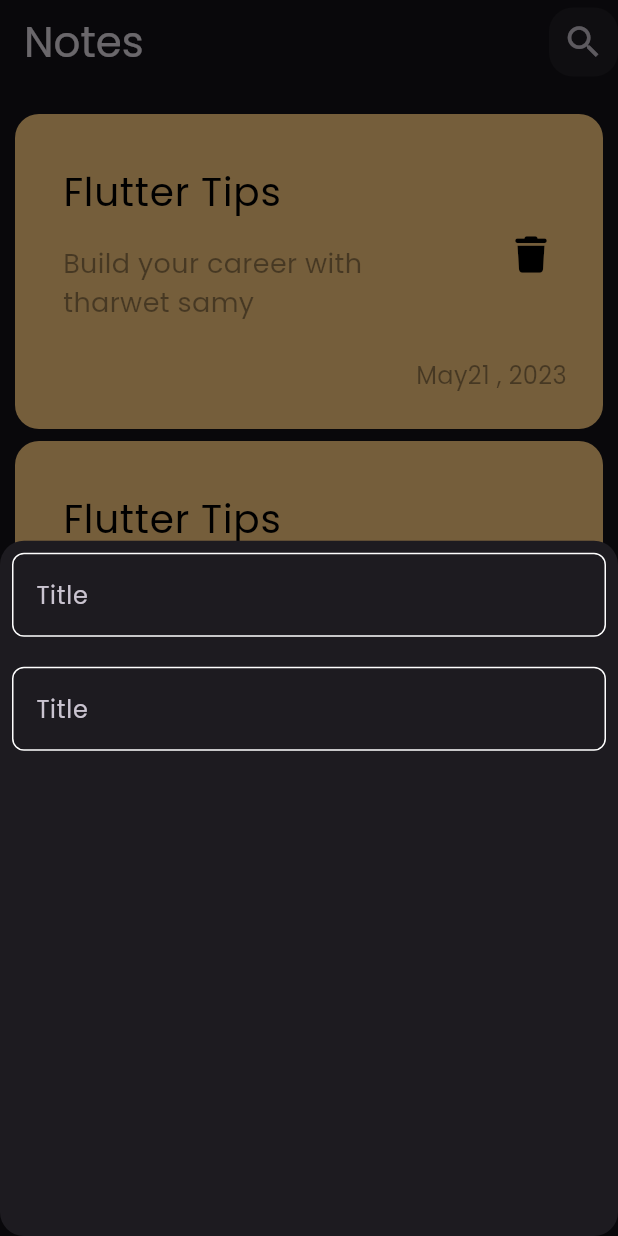
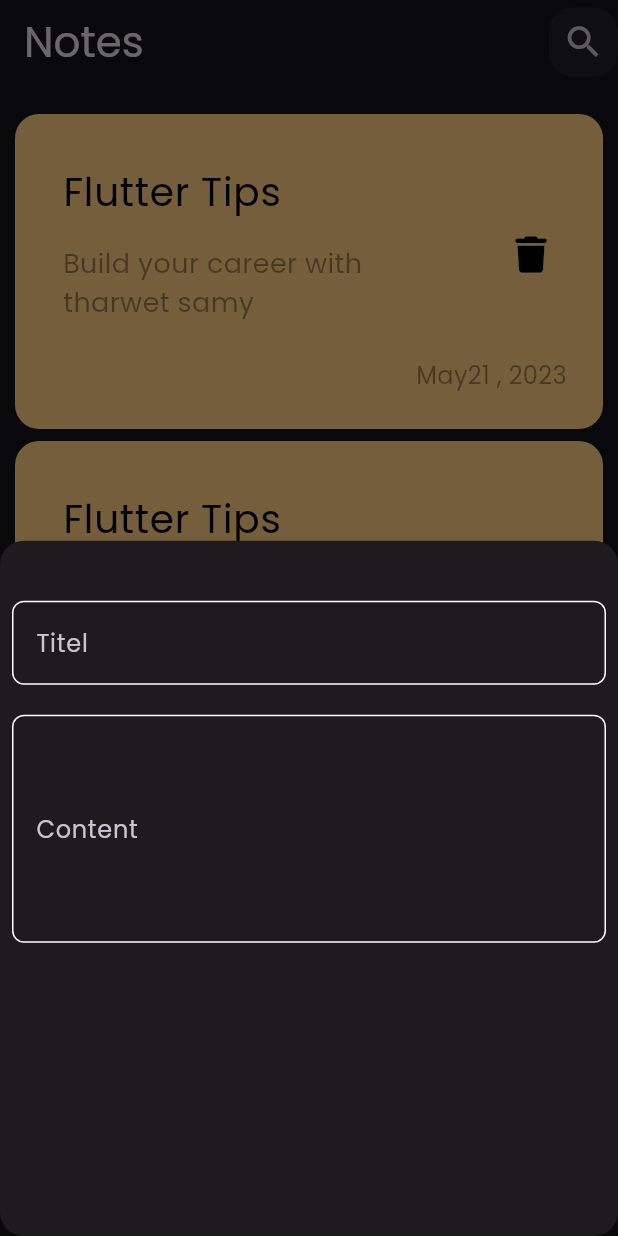
Before and after one commit to Elgammal1299/Notes-App, a Flutter app: the screen it shows after launch, after a tap on the "add" icon, on a phone screen of 412 x 824 dp. Run offline on Flutter 3.47's test engine with Material 3 defaults, Android fonts, the phone set to English and light mode, and no system bars; our stand-ins replace font_awesome_flutter.

Commit message:
add fields to botton sheet

```diff
--- a/lib/widget/add_note_botton_sheet.dart
+++ b/lib/widget/add_note_botton_sheet.dart
@@ -10,11 +10,14 @@ class AppNoteBottonSheet extends StatelessWidget {
       padding: EdgeInsets.all(8.0),
       child: Column(
         children: [
-          CustomTextFormField(),
+          SizedBox(
+            height: 32,
+          ),
+          CustomTextFormField(labelText: 'Titel'),
           SizedBox(
             height: 20,
           ),
-          CustomTextFormField(),
+          CustomTextFormField(labelText: "Content", maxLine: 5),
         ],
       ),
     );
--- a/lib/widget/custom_text_from_field.dart
+++ b/lib/widget/custom_text_from_field.dart
@@ -2,14 +2,17 @@ import 'package:flutter/material.dart';
 import 'package:flutter_application_1/constants.dart';
 
 class CustomTextFormField extends StatelessWidget {
-  const CustomTextFormField({super.key});
-
+  const CustomTextFormField(
+      {super.key, required this.labelText, this.maxLine = 1});
+  final String labelText;
+  final int maxLine;
   @override
   Widget build(BuildContext context) {
     return TextFormField(
+      maxLines: maxLine,
       cursorColor: kPrinaryColor,
       decoration: InputDecoration(
-        label: const Text('Title'),
+        label: Text(labelText),
         border: buildBorder(),
         enabledBorder: buildBorder(),
         focusedBorder: buildBorder(kPrinaryColor),
```
